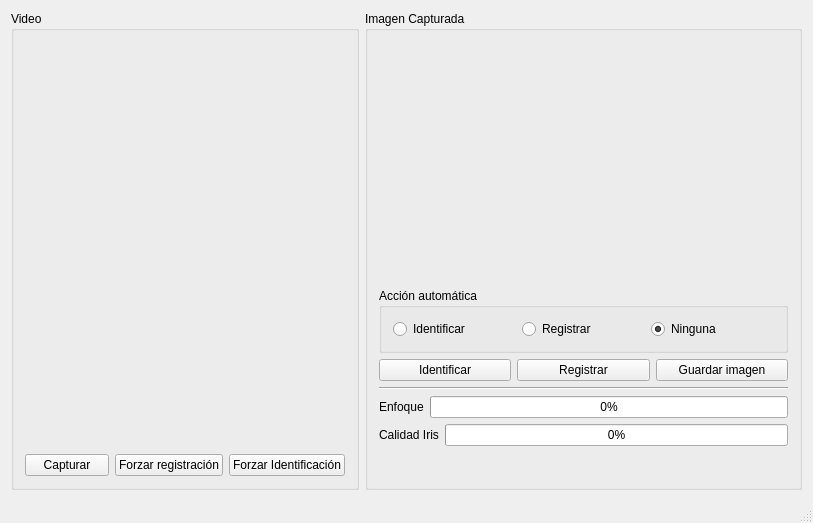
Above: ui-c++/mainwindow.ui from mottalli/horus before the change. Below: the same form after it.
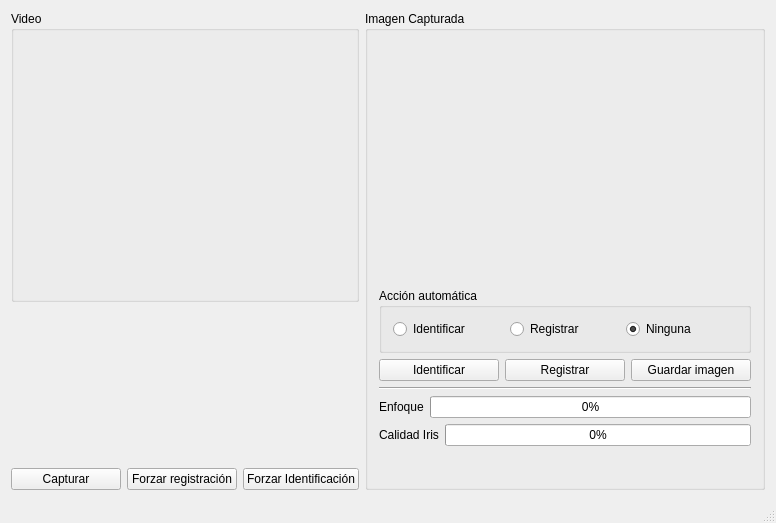
That is the form after the change. Custom widgets are drawn as their Qt base class.

```diff
--- a/ui-c++/mainwindow.ui
+++ b/ui-c++/mainwindow.ui
@@ -6,7 +6,7 @@
    <rect>
     <x>0</x>
     <y>0</y>
-    <width>813</width>
+    <width>776</width>
     <height>523</height>
    </rect>
   </property>
@@ -21,31 +21,6 @@
        <string>Video</string>
       </property>
       <layout class="QGridLayout" name="gridLayout_3">
-       <item row="1" column="0">
-        <layout class="QHBoxLayout" name="horizontalLayout_2">
-         <item>
-          <widget class="QPushButton" name="btnCapturar">
-           <property name="text">
-            <string>Capturar</string>
-           </property>
-          </widget>
-         </item>
-         <item>
-          <widget class="QPushButton" name="btnForzarRegistracion">
-           <property name="text">
-            <string>Forzar registración</string>
-           </property>
-          </widget>
-         </item>
-         <item>
-          <widget class="QPushButton" name="btnForzarIdentificacion">
-           <property name="text">
-            <string>Forzar Identificación</string>
-           </property>
-          </widget>
-         </item>
-        </layout>
-       </item>
        <item row="0" column="0">
         <widget class="ImageWidget" name="video" native="true">
          <property name="minimumSize">
@@ -56,10 +31,13 @@
          </property>
         </widget>
        </item>
+       <item row="1" column="0">
+        <widget class="ImageWidget" name="animacionEnfoque" native="true"/>
+       </item>
       </layout>
      </widget>
     </item>
-    <item row="0" column="1">
+    <item row="0" column="1" rowspan="3">
      <widget class="QGroupBox" name="groupBox_2">
       <property name="title">
        <string>Imagen Capturada</string>
@@ -197,6 +175,31 @@
       </layout>
      </widget>
     </item>
+    <item row="2" column="0">
+     <layout class="QHBoxLayout" name="horizontalLayout_2">
+      <item>
+       <widget class="QPushButton" name="btnCapturar">
+        <property name="text">
+         <string>Capturar</string>
+        </property>
+       </widget>
+      </item>
+      <item>
+       <widget class="QPushButton" name="btnForzarRegistracion">
+        <property name="text">
+         <string>Forzar registración</string>
+        </property>
+       </widget>
+      </item>
+      <item>
+       <widget class="QPushButton" name="btnForzarIdentificacion">
+        <property name="text">
+         <string>Forzar Identificación</string>
+        </property>
+       </widget>
+      </item>
+     </layout>
+    </item>
    </layout>
   </widget>
   <widget class="QMenuBar" name="menuBar">
@@ -204,7 +207,7 @@
     <rect>
      <x>0</x>
      <y>0</y>
-     <width>813</width>
+     <width>776</width>
      <height>25</height>
     </rect>
    </property>
```
